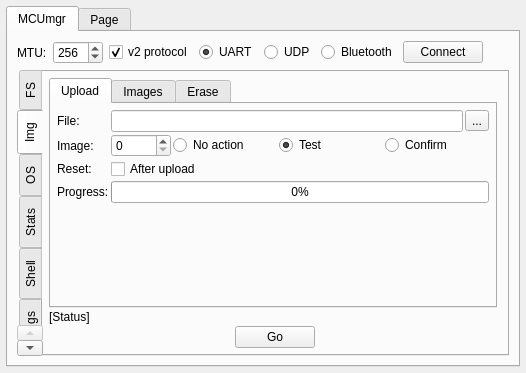
thedjnK/AuTerm, file plugins/mcumgr/form.ui: the form before one commit.
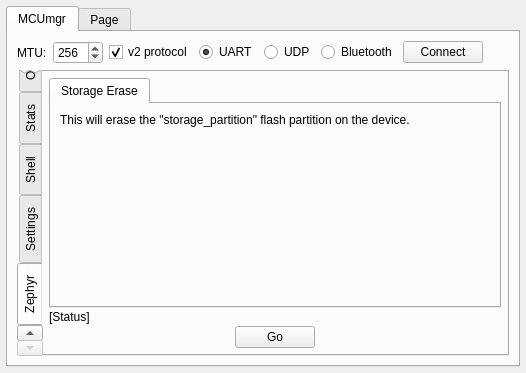
The form after the commit. The open tabs and pages were chosen to show the change. Custom widgets are drawn as their Qt base class.

Commit message: plugins: mcumgr: Add zephyr mgmt group

Diff of the .ui file:
```diff
--- a/plugins/mcumgr/form.ui
+++ b/plugins/mcumgr/form.ui
@@ -1793,6 +1793,124 @@
            </item>
           </layout>
          </widget>
+         <widget class="QWidget" name="tab_zephyr">
+          <attribute name="title">
+           <string>Zephyr</string>
+          </attribute>
+          <layout class="QGridLayout" name="gridLayout_16">
+           <property name="leftMargin">
+            <number>6</number>
+           </property>
+           <property name="topMargin">
+            <number>6</number>
+           </property>
+           <property name="rightMargin">
+            <number>6</number>
+           </property>
+           <property name="bottomMargin">
+            <number>6</number>
+           </property>
+           <property name="spacing">
+            <number>2</number>
+           </property>
+           <item row="2" column="0">
+            <layout class="QHBoxLayout" name="horizontalLayout_18">
+             <property name="spacing">
+              <number>2</number>
+             </property>
+             <item>
+              <spacer name="horizontalSpacer_13">
+               <property name="orientation">
+                <enum>Qt::Horizontal</enum>
+               </property>
+               <property name="sizeHint" stdset="0">
+                <size>
+                 <width>40</width>
+                 <height>20</height>
+                </size>
+               </property>
+              </spacer>
+             </item>
+             <item>
+              <widget class="QPushButton" name="btn_zephyr_go">
+               <property name="text">
+                <string>Go</string>
+               </property>
+              </widget>
+             </item>
+             <item>
+              <spacer name="horizontalSpacer_14">
+               <property name="orientation">
+                <enum>Qt::Horizontal</enum>
+               </property>
+               <property name="sizeHint" stdset="0">
+                <size>
+                 <width>40</width>
+                 <height>20</height>
+                </size>
+               </property>
+              </spacer>
+             </item>
+            </layout>
+           </item>
+           <item row="0" column="0">
+            <widget class="QTabWidget" name="tabWidget_4">
+             <property name="currentIndex">
+              <number>0</number>
+             </property>
+             <property name="documentMode">
+              <bool>false</bool>
+             </property>
+             <property name="tabsClosable">
+              <bool>false</bool>
+             </property>
+             <property name="movable">
+              <bool>false</bool>
+             </property>
+             <property name="tabBarAutoHide">
+              <bool>false</bool>
+             </property>
+             <widget class="QWidget" name="tab_zephyr_storage_erase">
+              <attribute name="title">
+               <string>Storage Erase</string>
+              </attribute>
+              <layout class="QGridLayout" name="gridLayout_17">
+               <item row="0" column="0">
+                <widget class="QLabel" name="label_12">
+                 <property name="text">
+                  <string>This will erase the &quot;storage_partition&quot; flash partition on the device.</string>
+                 </property>
+                 <property name="wordWrap">
+                  <bool>true</bool>
+                 </property>
+                </widget>
+               </item>
+               <item row="1" column="0">
+                <spacer name="verticalSpacer_7">
+                 <property name="orientation">
+                  <enum>Qt::Vertical</enum>
+                 </property>
+                 <property name="sizeHint" stdset="0">
+                  <size>
+                   <width>20</width>
+                   <height>40</height>
+                  </size>
+                 </property>
+                </spacer>
+               </item>
+              </layout>
+             </widget>
+            </widget>
+           </item>
+           <item row="1" column="0">
+            <widget class="QLabel" name="lbl_zephyr_status">
+             <property name="text">
+              <string>[Status]</string>
+             </property>
+            </widget>
+           </item>
+          </layout>
+         </widget>
         </widget>
        </item>
       </layout>
```
The commit also changes 10 other files.
